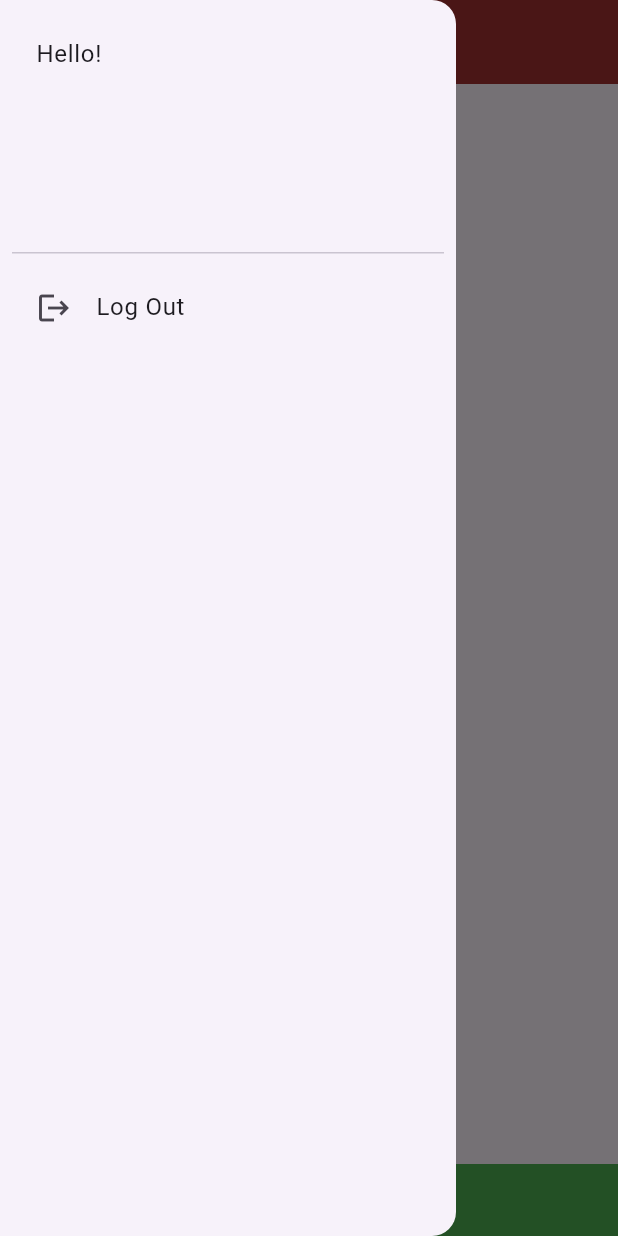
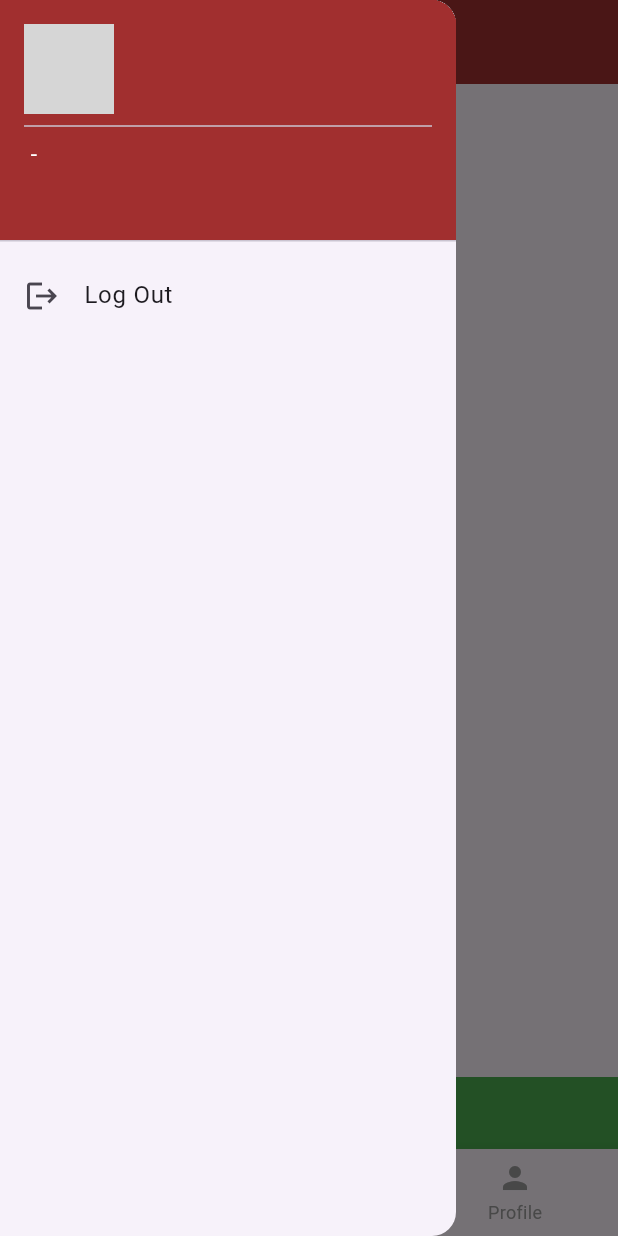
Before and after one commit to zVoid24/smart_tuition_tracker, a Flutter app: the screen it shows once a user with an empty profile is signed in, with the side drawer open, on a phone screen of 412 x 824 dp. Run offline on Flutter 3.47's test engine with Material 3 defaults, Android fonts, the light colour scheme and no system bars; our stand-ins replace bloc, cached_network_image, cloud_firestore, firebase_auth, firebase_core, flutter_bloc; accounts and stored records are empty; network calls fail; grey boxes are pictures that could not be loaded.

Commit message:
Enhances user management and UI functionality
Adds user authentication data retrieval from Firestore with error handling. Updates UI to display user details dynamically in the drawer using `cached_network_image`. Introduces navigation and state handling improvements in the home screen. Refines models and states to support user data integration.

Upgrades dependencies and adds new packages for image caching and state management. Fixes minor issues with initialization of controllers and blocs for improved code quality.

Relates to task #1234

```diff
--- a/lib/database/authentication.dart
+++ b/lib/database/authentication.dart
@@ -1,5 +1,6 @@
 import 'package:firebase_auth/firebase_auth.dart';
 import 'package:cloud_firestore/cloud_firestore.dart';
+import 'package:smart_tuition_tracker/models/user.dart';
 
 class Authentication {
   final _firebaseAuth = FirebaseAuth.instance;
@@ -69,4 +70,24 @@
       throw (e.toString());
     }
   }
+
+  Future<UserInformation> getUserData() async {
+    final userData = await _firebaseAuth.currentUser;
+    if (userData != null) {
+      final CollectionReference firebaseCollection = FirebaseFirestore.instance
+          .collection('student');
+      final userSnapshot = await firebaseCollection.doc(userData.uid).get();
+      if (userSnapshot.exists) {
+        final data = userSnapshot.data() as Map<String, dynamic>;
+        return UserInformation(
+          name: data['name'] ?? 'Unknown',
+          email: data['email'] ?? 'Unknown',
+          role: data['role'] ?? 'Unknown'
+        );
+      } else {
+        throw Exception('User data not found in Firestore.');
+      }
+    }
+    throw Exception('No authenticated user found.');
+  }
 }
--- a/lib/features/forget password/ui/forget_password.dart
+++ b/lib/features/forget password/ui/forget_password.dart
@@ -10,8 +10,8 @@
 }
 
 class _ForgetPasswordState extends State<ForgetPassword> {
-  ForgetPasswordBloc _forgetPasswordBloc = ForgetPasswordBloc();
-  TextEditingController _emailController = TextEditingController();
+  final ForgetPasswordBloc _forgetPasswordBloc = ForgetPasswordBloc();
+  final TextEditingController _emailController = TextEditingController();
 
   @override
   void initState() {
--- /dev/null
+++ b/lib/features/home/bloc/home_bloc.dart
@@ -0,0 +1,20 @@
+import 'dart:async';
+
+import 'package:bloc/bloc.dart';
+import 'package:meta/meta.dart';
+
+part 'home_event.dart';
+part 'home_state.dart';
+
+class HomeBloc extends Bloc<HomeEvent, HomeState> {
+  HomeBloc() : super(HomeInitial()) {
+    on<HomeInitialEvent>(_onHomeInitialEvent);
+  }
+
+  FutureOr<void> _onHomeInitialEvent(
+    HomeInitialEvent event,
+    Emitter<HomeState> emit,
+  ) {
+    emit(HomeLoadedState());
+  }
+}
--- /dev/null
+++ b/lib/features/home/bloc/home_event.dart
@@ -0,0 +1,6 @@
+part of 'home_bloc.dart';
+
+@immutable
+abstract class HomeEvent {}
+
+class HomeInitialEvent extends HomeEvent{}
--- /dev/null
+++ b/lib/features/home/bloc/home_state.dart
@@ -0,0 +1,8 @@
+part of 'home_bloc.dart';
+
+@immutable
+abstract class HomeState {}
+
+class HomeInitial extends HomeState {}
+
+class HomeLoadedState extends HomeState{}
--- /dev/null
+++ b/lib/features/home/ui/home.dart
@@ -0,0 +1,33 @@
+import 'package:flutter/material.dart';
+import 'package:flutter_bloc/flutter_bloc.dart';
+import 'package:smart_tuition_tracker/features/home/bloc/home_bloc.dart';
+
+class Home extends StatefulWidget {
+  const Home({super.key});
+
+  @override
+  State<Home> createState() => _HomeState();
+}
+
+class _HomeState extends State<Home> {
+  final HomeBloc _homeBloc = HomeBloc();
+
+  @override
+  void initState() {
+    super.initState();
+    _homeBloc.add(HomeInitialEvent());
+  }
+
+  @override
+  Widget build(BuildContext context) {
+    return BlocConsumer<HomeBloc, HomeState>(
+      bloc: _homeBloc,
+      listener: (context, state) {
+        // TODO: implement listener
+      },
+      builder: (context, state) {
+        return Container();
+      },
+    );
+  }
+}
--- a/lib/home screen/bloc/home_screen_bloc.dart
+++ b/lib/home screen/bloc/home_screen_bloc.dart
@@ -3,7 +3,7 @@
 import 'package:bloc/bloc.dart';
 import 'package:meta/meta.dart';
 import 'package:smart_tuition_tracker/database/authentication.dart';
-import 'package:smart_tuition_tracker/features/wrapper/bloc/wrapper_bloc.dart';
+import 'package:smart_tuition_tracker/models/user.dart';
 
 part 'home_screen_event.dart';
 part 'home_screen_state.dart';
@@ -17,8 +17,11 @@
   FutureOr<void> _onHomeScreenInitialEvent(
     HomeScreenInitialEvent event,
     Emitter<HomeScreenState> emit,
-  ) {
-    emit(HomeScreenLoadedState());
+  ) async {
+    emit(HomeScreenLoadingState());
+    final db = Authentication();
+    final info = await db.getUserData();
+    emit(HomeScreenLoadedState(data: info));
   }
 
   FutureOr<void> _onHomeScreenLogOutEvent(
--- a/lib/home screen/bloc/home_screen_state.dart
+++ b/lib/home screen/bloc/home_screen_state.dart
@@ -7,7 +7,10 @@
 
 class HomeScreenInitial extends HomeScreenState {}
 
-class HomeScreenLoadedState extends HomeScreenState {}
+class HomeScreenLoadedState extends HomeScreenState {
+  final UserInformation data;
+  HomeScreenLoadedState({required this.data});
+}
 
 class HomeScreenLoadingState extends HomeScreenState {}
 
--- a/lib/home screen/ui/home_screen.dart
+++ b/lib/home screen/ui/home_screen.dart
@@ -1,6 +1,8 @@
 import 'package:flutter/material.dart';
 import 'package:flutter_bloc/flutter_bloc.dart';
+import 'package:smart_tuition_tracker/features/home/ui/home.dart';
 import 'package:smart_tuition_tracker/home%20screen/bloc/home_screen_bloc.dart';
+import 'package:cached_network_image/cached_network_image.dart';
 
 class HomeScreen extends StatefulWidget {
   const HomeScreen({super.key});
@@ -10,7 +12,7 @@
 }
 
 class _HomeScreenState extends State<HomeScreen> {
-  HomeScreenBloc _homeScreenBloc = HomeScreenBloc();
+  final HomeScreenBloc _homeScreenBloc = HomeScreenBloc();
 
   final List<String> appBar = ['Home', 'Student List', 'Profile'];
   int selectedIndex = 0;
@@ -31,14 +33,51 @@
         // TODO: implement listener
       },
       builder: (context, state) {
-        return Scaffold(
-          appBar: AppBar(title: Text(appBar[selectedIndex])),
-          drawer: Drawer(
-            child: Padding(
-              padding: const EdgeInsets.all(8.0),
+        if (state is HomeScreenLoadingState) {
+          return Center(
+            child: CircularProgressIndicator(color: Color(0xFFA12F2F)),
+          );
+        }
+        if (state is HomeScreenLoadedState) {
+          final userData = state.data;
+          return Scaffold(
+            appBar: AppBar(title: Text(appBar[selectedIndex])),
+            drawer: Drawer(
               child: ListView(
+                padding: EdgeInsets.zero,
                 children: [
-                  DrawerHeader(child: Text("Hello!")),
+                  DrawerHeader(
+                    child: Column(
+                      mainAxisAlignment: MainAxisAlignment.start,
+                      crossAxisAlignment: CrossAxisAlignment.start,
+                      children: [
+                        CircleAvatar(
+                          radius: 30,
+                          backgroundImage: CachedNetworkImageProvider(
+                            'https://robohash.org/${userData.name}.png?set=set1',
+                          ),
+                        ),
+                        Divider(thickness: 1),
+                        Text(
+                          '${userData.name} - ${userData.role}',
+                          style: const TextStyle(
+                            color: Colors.white,
+                            fontSize: 15,
+                          ),
+                        ),
+                        Text(
+                          userData.email,
+                          style: const TextStyle(
+                            color: Colors.white,
+                            fontSize: 15,
+                          ),
+                          maxLines: 2,
+                          overflow: TextOverflow.ellipsis,
+                        ),
+                      ],
+                    ),
+                    decoration: BoxDecoration(color: const Color(0xFFA12F2F)),
+                  ),
                   ListTile(
                     leading: Icon(Icons.logout),
                     title: Text('Log Out'),
@@ -47,16 +86,43 @@
                 ],
               ),
             ),
-          ),
-          body: () {
-            if (state is HomeScreenLoadingState) {
-              return CircularProgressIndicator(color: Color(0xFFA12F2F));
-            } else if (selectedIndex == 0) {
-            } else if (selectedIndex == 1) {
-            } else if (selectedIndex == 2) {}
-          }(),
-        );
+            body: () {
+              if (selectedIndex == 0) {
+                return Home();
+              } else if (selectedIndex == 1) {
+                return Center(child: Text('Student List Screen'));
+              } else if (selectedIndex == 2) {
+                return Center(child: Text('Profile Screen'));
+              }
+              return Container();
+            }(),
+            bottomNavigationBar: BottomNavigationBar(
+              items: const [
+                BottomNavigationBarItem(icon: Icon(Icons.home), label: 'Home'),
+                BottomNavigationBarItem(
+                  icon: Icon(Icons.list),
+                  label: 'Student List',
+                ),
+                BottomNavigationBarItem(
+                  icon: Icon(Icons.person),
+                  label: 'Profile',
+                ),
+              ],
+              currentIndex: selectedIndex,
+              selectedItemColor: const Color(0xFFA12F2F),
+              unselectedItemColor: Colors.grey,
+              onTap: _onItemTapped,
+            ),
+          );
+        }
+        return Scaffold(body: Center(child: Text('Error: Invalid State')));
       },
     );
   }
+
+  void _onItemTapped(int value) {
+    setState(() {
+      selectedIndex = value;
+    });
+  }
 }
--- a/lib/models/user.dart
+++ b/lib/models/user.dart
@@ -1,3 +1,6 @@
-class User{
-
+class UserInformation {
+  final String name;
+  final String email;
+  final String role;
+  UserInformation({required this.email, required this.name, required this.role});
 }
--- a/pubspec.yaml
+++ b/pubspec.yaml
@@ -39,6 +39,7 @@
   bloc: ^9.0.0
   flutter_bloc: ^9.1.0
   cloud_firestore: ^5.6.7
+  cached_network_image: ^3.4.1
 
 dev_dependencies:
   flutter_test:
```
Also changed, not shown: pubspec.lock, 1 other file.
